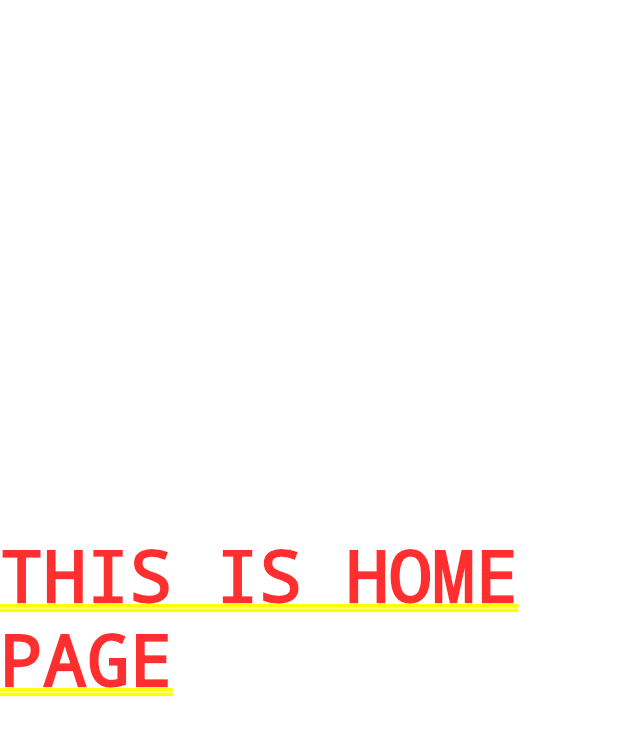
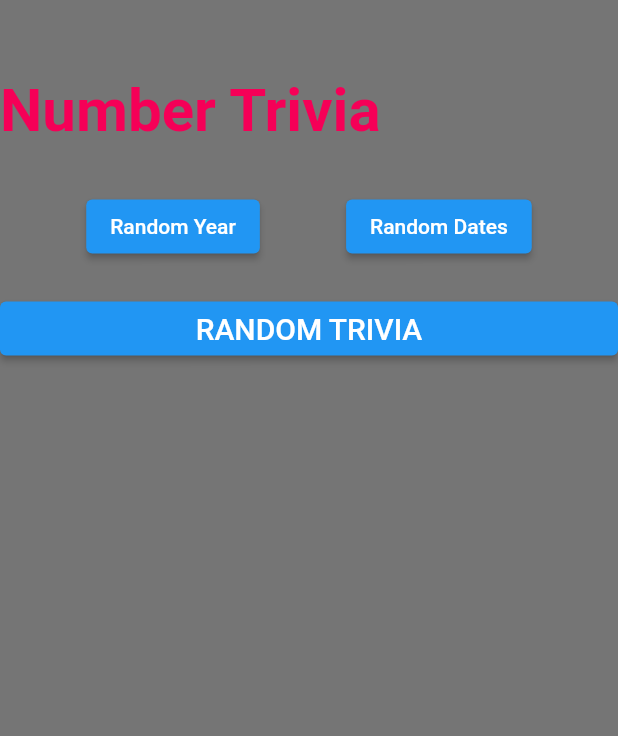
Before and after one commit to TheHarshKadam/NumberTrivia, a Flutter app: the screen it shows after launch, on a phone screen of 412 x 824 dp. Shown: the top 736 px of the screen. Run offline on Flutter 3.47's test engine with Material 2 defaults, Android fonts, the phone set to English and light mode, and no system bars; our stand-ins replace google_fonts.

Commit message:
Update home.dart

```diff
--- a/lib/pages/home.dart
+++ b/lib/pages/home.dart
@@ -1,4 +1,6 @@
 import 'package:flutter/material.dart';
+import 'package:google_fonts/google_fonts.dart';
+
 class home extends StatefulWidget {
   @override
   _homeState createState() => _homeState();
@@ -7,8 +9,51 @@ class home extends StatefulWidget {
 class _homeState extends State<home> {
   @override
   Widget build(BuildContext context) {
-    return Center(
-      child: Text('THIS IS HOME PAGE'),
+    return Scaffold(
+      backgroundColor: Colors.black54,
+      body: Column(
+        crossAxisAlignment: CrossAxisAlignment.start,
+        children: [
+          SizedBox(height: 50.0,),
+          Text(
+            'Number Trivia',
+            style: GoogleFonts.carroisGothic(
+             fontSize:40.0,
+             fontWeight: FontWeight.bold,
+             color: Colors.pinkAccent[400]
+            ),
+          ),
+          SizedBox(height: 30.0,),
+          Row(
+            mainAxisAlignment: MainAxisAlignment.spaceEvenly,
+            children: [
+              ElevatedButton(
+                onPressed: (){},
+                child: Text('Random Year'),
+              ),
+              ElevatedButton(
+                onPressed: (){},
+                child: Text('Random Dates'),
+              ),
+            ],
+          ),
+          SizedBox(height: 20.0,),
+          Column(
+            crossAxisAlignment: CrossAxisAlignment.stretch,
+            children: [
+              ElevatedButton(
+                onPressed: (){},
+                child: Text(
+                  'RANDOM TRIVIA',
+                  style: TextStyle(
+                    fontSize: 20.0
+                  ),
+                ),
+              ),
+            ],
+          )
+        ],
+      ),
     );
   }
 }
```
